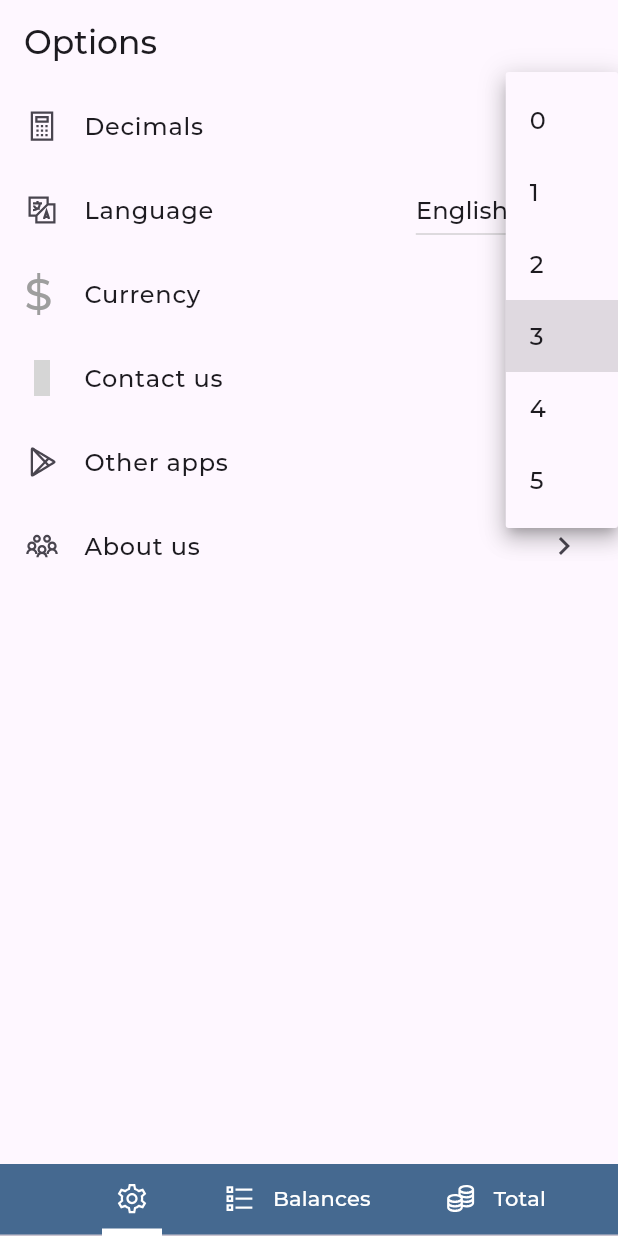
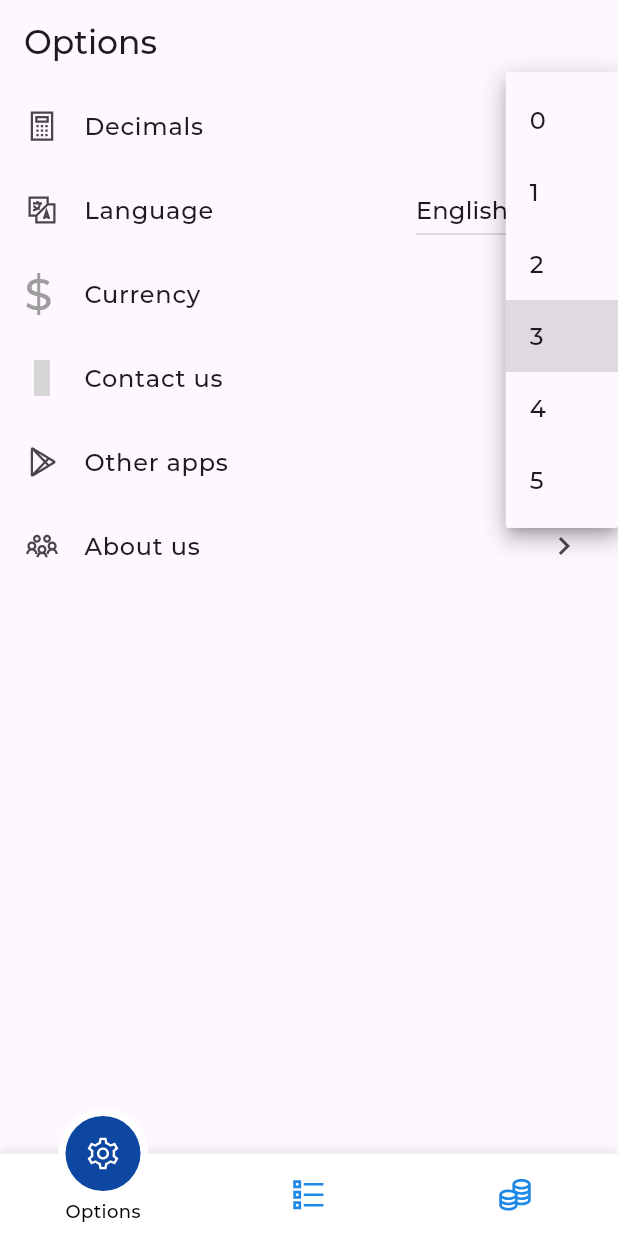
Before and after one commit to erperejildo/lucra, a Flutter app: the LandingPage screen opened directly, after a tap on an icon or button, on a phone screen of 412 x 824 dp. Run offline on Flutter 3.47's test engine with Material 3 defaults, Android fonts, the light colour scheme and no system bars; our stand-ins replace auto_size_text, device_info_plus, flutter_platform_widgets, flutter_translate, google_mobile_ads, line_icons and 3 more; missing offline and left inert: adaptive_action_sheet, currency_picker, flutter_email_sender, tutorial_coach_mark; accounts and stored records are empty; grey boxes are pictures that could not be loaded.

Commit message:
new navigation bar UI

```diff
--- a/lib/screens/landing.dart
+++ b/lib/screens/landing.dart
@@ -11,6 +11,8 @@ import 'package:lucra/screens/balances.dart';
 import 'package:lucra/screens/options.dart';
 import 'package:lucra/screens/resume.dart';
 import 'package:lucra/tour_target.dart';
+import 'package:motion_tab_bar/MotionTabBar.dart';
+import 'package:motion_tab_bar/MotionTabBarController.dart';
 import 'package:provider/provider.dart';
 import 'package:tutorial_coach_mark/tutorial_coach_mark.dart';
 
@@ -23,16 +25,22 @@ class LandingPage extends StatefulWidget {
 
 class _LandingPageState extends State<LandingPage>
     with TickerProviderStateMixin {
-  late TabController _leaseTabController;
   static int _index = 1;
   // steps
   late TutorialCoachMark tutorialCoachMark;
   GlobalKey navigationBalances = GlobalKey();
   GlobalKey incomeCard = GlobalKey();
+  late MotionTabBarController _motionTabBarController;
 
   @override
   void initState() {
     super.initState();
+    _motionTabBarController = MotionTabBarController(
+      initialIndex: _index,
+      length: 3,
+      vsync: this,
+    );
+    _motionTabBarController.addListener(_handleTabSelection);
     init();
     // Another showcase method
     // steps
@@ -47,8 +55,8 @@ class _LandingPageState extends State<LandingPage>
 
   @override
   void dispose() {
-    _leaseTabController.dispose();
     super.dispose();
+    _motionTabBarController.dispose();
   }
 
   void showTutorial() {
@@ -98,18 +106,17 @@ class _LandingPageState extends State<LandingPage>
 
   _handleTabSelection() {
     setState(() {
-      _index = _leaseTabController.index;
+      _index = _motionTabBarController.index;
     });
   }
 
   @override
   Widget build(BuildContext context) {
-    _leaseTabController = TabController(
-      vsync: this,
-      initialIndex: _index, // avoid error when we log out
-      length: 3,
-    );
-    _leaseTabController.addListener(_handleTabSelection);
+    // _motionTabBarController = TabController(
+    //   vsync: this,
+    //   initialIndex: _index, // avoid error when we log out
+    //   length: 3,
+    // );
 
     return tabs();
   }
@@ -119,7 +126,7 @@ class _LandingPageState extends State<LandingPage>
       body: SafeArea(
         child: NotificationListener(
           child: TabBarView(
-            controller: _leaseTabController,
+            controller: _motionTabBarController,
             children: <Widget>[
               const OptionsScreen(),
               BalancesScreen(incomeCardKey: incomeCard),
@@ -137,69 +144,36 @@ class _LandingPageState extends State<LandingPage>
           ),
         ),
       ),
-      bottomNavigationBar: Container(
-        width: double.infinity,
-        color: Theme.of(context).primaryColor,
-        child: TabBar(
-          isScrollable: true,
-          controller: _leaseTabController,
-          indicator: const UnderlineTabIndicator(
-            borderSide: BorderSide(
-              width: 5.0,
-              color: Colors.white,
-            ),
-          ),
-          tabs: [
-            const Padding(
-              padding: EdgeInsets.symmetric(horizontal: 8),
-              child: Tab(
-                child: Icon(LineIcons.cog, color: Colors.white),
-              ),
-            ),
-            // TODO: find another package
-            // Showcase(
-            //   key: navigationBalances,
-            //   description:
-            //       'This is your balances page. In here, you will find different expenses and incomes.',
-            //   onBarrierClick: () => debugPrint('Barrier clicked'),
-            //   child:
-            Padding(
-              padding: const EdgeInsets.symmetric(horizontal: 8),
-              child: Tab(
-                child: Row(
-                  mainAxisAlignment: MainAxisAlignment.center,
-                  children: <Widget>[
-                    const Icon(LineIcons.list, color: Colors.white),
-                    Container(width: 10),
-                    Text(
-                      translate('balances'),
-                      style: const TextStyle(color: Colors.white),
-                      overflow: TextOverflow.ellipsis,
-                    ),
-                  ],
-                ),
-              ),
-            ),
-            // ),
-            Padding(
-              padding: const EdgeInsets.symmetric(horizontal: 8),
-              child: Tab(
-                child: Row(
-                  mainAxisAlignment: MainAxisAlignment.center,
-                  children: <Widget>[
-                    const Icon(LineIcons.coins, color: Colors.white),
-                    Container(width: 10),
-                    Text(
-                      translate('total'),
-                      style: const TextStyle(color: Colors.white),
-                      overflow: TextOverflow.ellipsis,
-                    ),
-                  ],
-                ),
-              ),
-            ),
-          ],
+      bottomNavigationBar: MotionTabBar(
+        controller:
+            _motionTabBarController, // ADD THIS if you need to change your tab programmatically
+        initialSelectedTab: translate('balances'),
+        labels: [
+          translate('options'),
+          translate('balances'),
+          translate('total')
+        ],
+        icons: const [LineIcons.cog, LineIcons.list, LineIcons.coins],
+        // optional badges, length must be same with labels
+        tabSize: 50,
+        tabBarHeight: 55,
+        textStyle: const TextStyle(
+          fontSize: 12,
+          color: Colors.black,
+          fontWeight: FontWeight.w500,
         ),
+        tabIconColor: Colors.blue[600],
+        tabIconSize: 28.0,
+        tabIconSelectedSize: 26.0,
+        tabSelectedColor: Colors.blue[900],
+        tabIconSelectedColor: Colors.white,
+        tabBarColor: Colors.white,
+        onTabItemSelected: (int value) {
+          setState(() {
+            // _tabController!.index = value;
+            _motionTabBarController.index = value;
+          });
+        },
       ),
     );
   }
--- a/lib/screens/options.dart
+++ b/lib/screens/options.dart
@@ -193,7 +193,7 @@ class _OptionsScreenState extends State<OptionsScreen> {
         PackageInfo packageInfo = await PackageInfo.fromPlatform();
         return showAboutDialog(
           context: context,
-          applicationName: 'Profits',
+          applicationName: 'Lucra',
           applicationVersion: packageInfo.version,
           children: [
             const Image(
--- a/pubspec.yaml
+++ b/pubspec.yaml
@@ -34,6 +34,7 @@ dependencies:
   tutorial_coach_mark: ^1.2.11
   # showcaseview: ^2.1.0
   intl: ^0.19.0
+  motion_tab_bar: ^2.0.4
 
 # generate new splashscreen: flutter pub run flutter_native_splash:create
 # flutter pub run flutter_native_splash:remove
```
Also changed, not shown: pubspec.lock.
